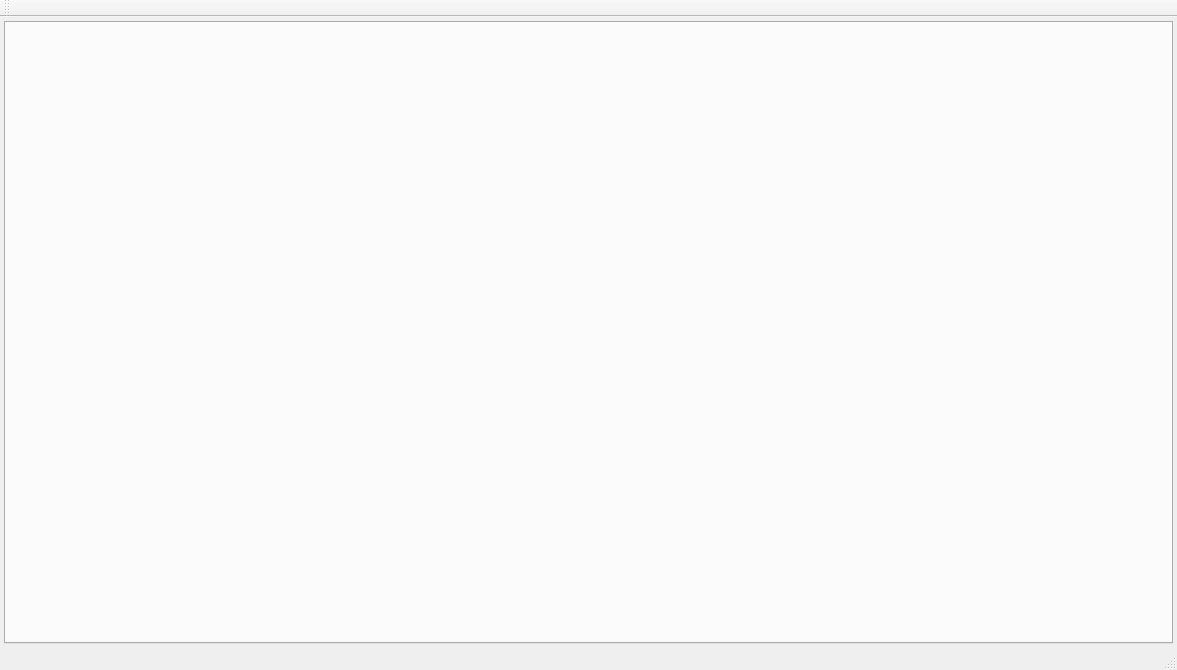
First picture: the form in experimental/2d_physics/main_window.ui, repository tlemo/darwin, before the edit.
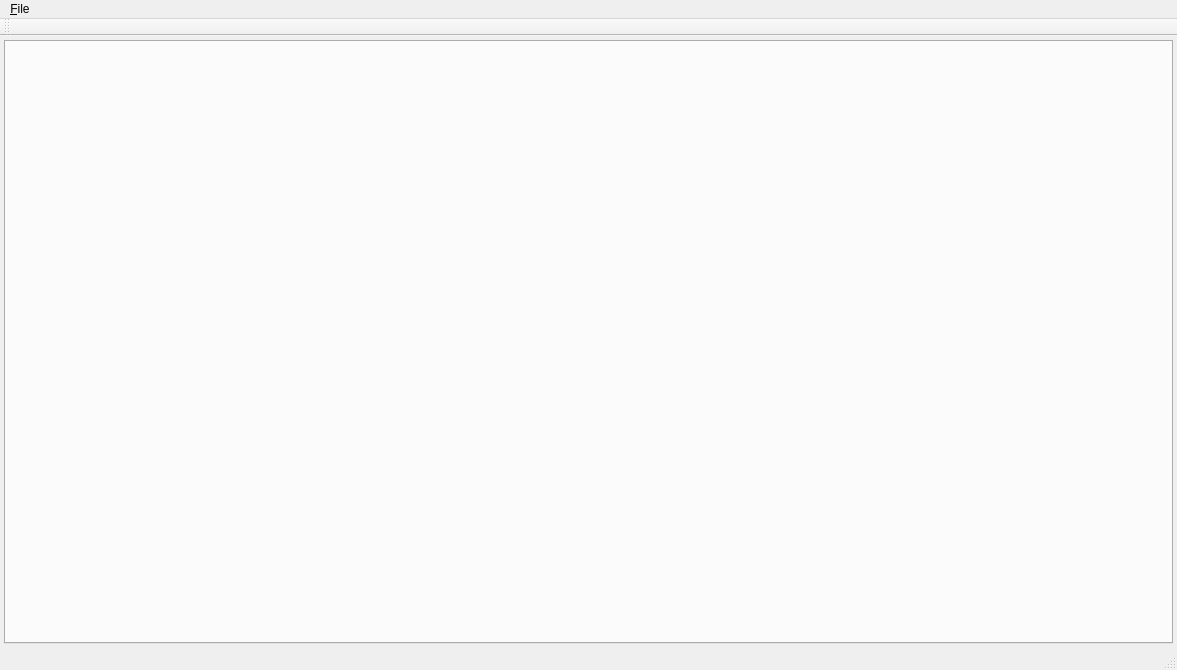
Second picture: the form after the edit.

Commit message: WIP: 2d_physics UI

Patch:
```diff
--- a/experimental/2d_physics/main_window.ui
+++ b/experimental/2d_physics/main_window.ui
@@ -54,6 +54,15 @@
      <height>21</height>
     </rect>
    </property>
+   <widget class="QMenu" name="menu_File">
+    <property name="title">
+     <string>&amp;File</string>
+    </property>
+    <addaction name="action_new_sandbox"/>
+    <addaction name="separator"/>
+    <addaction name="action_exit"/>
+   </widget>
+   <addaction name="menu_File"/>
   </widget>
   <widget class="QStatusBar" name="status_bar"/>
   <widget class="QToolBar" name="tool_bar">
```
Left out of the diff: 35 changed lines with no effect on the pictures. The commit also changes 6 other files.
